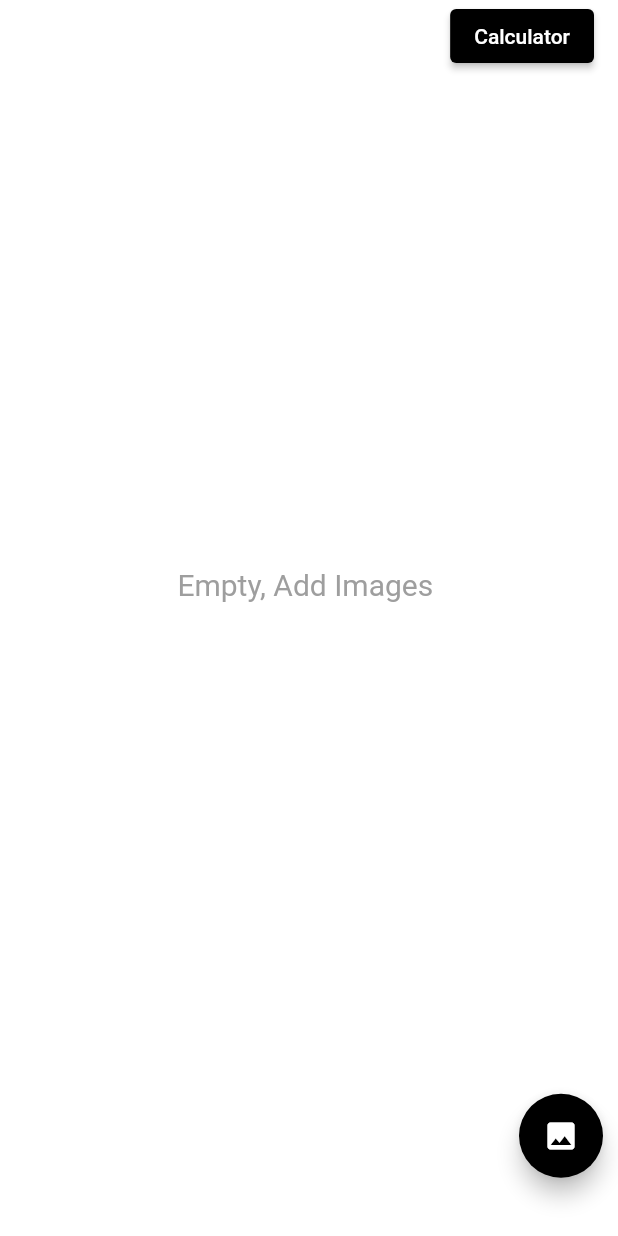
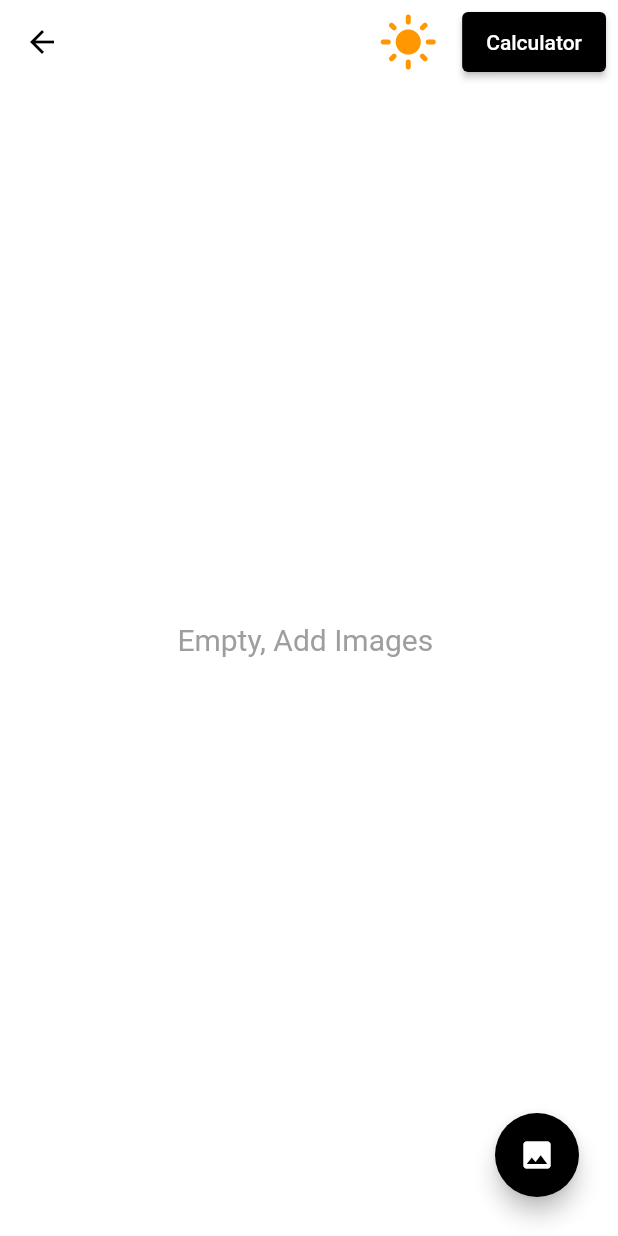
Before and after one commit to prashant-kumar18/secret-photo-keeper, a Flutter app: the GalUi screen opened directly, on a phone screen of 412 x 824 dp. Run offline on Flutter 3.47's test engine with Material 2 defaults, Android fonts, the phone set to English and light mode, and no system bars; our stand-ins replace shared_preferences; missing offline and left inert: function_tree, photo_manager, wechat_assets_picker; accounts and stored records are empty.

Commit message:
final-beta-2

```diff
--- a/lib/main.dart
+++ b/lib/main.dart
@@ -3,7 +3,6 @@ import 'package:flutter/material.dart';
 import 'package:provider/provider.dart';
 import 'package:secret/provider/backend.dart';
 import 'package:secret/screen/Calui.dart';
-// import 'package:secret/screen/Calui.dart';
 import 'package:secret/screen/GalUi.dart';
 
 void main() {
--- a/lib/provider/backend.dart
+++ b/lib/provider/backend.dart
@@ -90,8 +90,9 @@ class Backend with ChangeNotifier {
 
   Future firsttimef() async {
     var sharedpref = await SharedPreferences.getInstance();
+    // sharedpref.remove("firsttime");
+    // sharedpref.remove("code");
 
-    print("firsttime=" + sharedpref.getBool("firsttime").toString());
     codestring = sharedpref.getString("code");
     print(codestring);
 
--- a/lib/screen/GalUi.dart
+++ b/lib/screen/GalUi.dart
@@ -1,3 +1,5 @@
+import 'dart:async';
+
 import 'package:flutter/material.dart';
 import 'package:provider/provider.dart';
 import 'package:secret/provider/backend.dart';
@@ -12,12 +14,31 @@ class _GalUiState extends State<GalUi> {
   Widget build(BuildContext context) {
     return SafeArea(
       child: Scaffold(
-        floatingActionButtonLocation: FloatingActionButtonLocation.endTop,
-        floatingActionButton: Consumer<Backend>(
-          builder: (ctx, backend, child) => ElevatedButton(
+        appBar: AppBar(
+          backgroundColor: Theme.of(context).scaffoldBackgroundColor,
+          shadowColor: Colors.white.withOpacity(0),
+          actions: [
+            Consumer<Backend>(
+              builder: (ctx, backend, child) => IconButton(
+                iconSize: 40,
+                icon: Icon(
+                  backend.dark ? Icons.mode_night : Icons.light_mode,
+                  color: backend.dark ? Colors.white : Colors.orange,
+                ),
+                onPressed: () {
+                  backend.darkmode();
+                },
+
+                // <-- Button color
+              ),
+            ),
+            Consumer<Backend>(
+              builder: (ctx, backend, child) => Padding(
+                padding: const EdgeInsets.all(8.0),
+                child: ElevatedButton(
                   style: ButtonStyle(
-                backgroundColor:
-                    MaterialStateProperty.all(Theme.of(context).accentColor)),
+                      backgroundColor: MaterialStateProperty.all(
+                          Theme.of(context).accentColor)),
                   child: Text(
                     "Calculator",
                     style: TextStyle(color: Theme.of(context).cardColor),
@@ -27,17 +48,30 @@ class _GalUiState extends State<GalUi> {
                   },
                 ),
               ),
+            ),
+          ],
+        ),
+        floatingActionButton: Container(
+          padding: EdgeInsets.all(10),
+          alignment: Alignment.bottomRight,
+          child: FloatingActionButton(
+              child: Icon(Icons.photo),
+              onPressed: () {
+                Provider.of<Backend>(context, listen: false).pickimage(context);
+              }),
+        ),
+
+        // floatingActionButton:
         body: Column(children: [
-          SizedBox(height: 60),
           Container(
             padding: EdgeInsets.all(20),
-            height: MediaQuery.of(context).size.height * 0.8,
+            height: MediaQuery.of(context).size.height * 0.9,
             child: FutureBuilder(
               future: Provider.of<Backend>(context, listen: false).images(),
               builder: (ctx, snapshot) {
-                print("1");
                 if (snapshot.connectionState == ConnectionState.done &&
                     snapshot.data.isNotEmpty) {
+                  print(snapshot.data);
                   return GridView.count(
                     crossAxisCount: 3,
                     crossAxisSpacing: 10,
@@ -96,16 +130,16 @@ class _GalUiState extends State<GalUi> {
               },
             ),
           ),
-          Container(
-            padding: EdgeInsets.all(10),
-            alignment: Alignment.bottomRight,
-            child: FloatingActionButton(
-                child: Icon(Icons.photo),
-                onPressed: () {
-                  Provider.of<Backend>(context, listen: false)
-                      .pickimage(context);
-                }),
-          ),
+          // Container(
+          //   padding: EdgeInsets.all(10),
+          //   alignment: Alignment.bottomRight,
+          //   child: FloatingActionButton(
+          //       child: Icon(Icons.photo),
+          //       onPressed: () {
+          //         Provider.of<Backend>(context, listen: false)
+          //             .pickimage(context);
+          //       }),
+          // ),
         ]),
       ),
     );
```
Also changed, not shown: lib/screen/Calui.dart (+8 -0 lines). Lines whose indentation alone changed are shown as unchanged.
